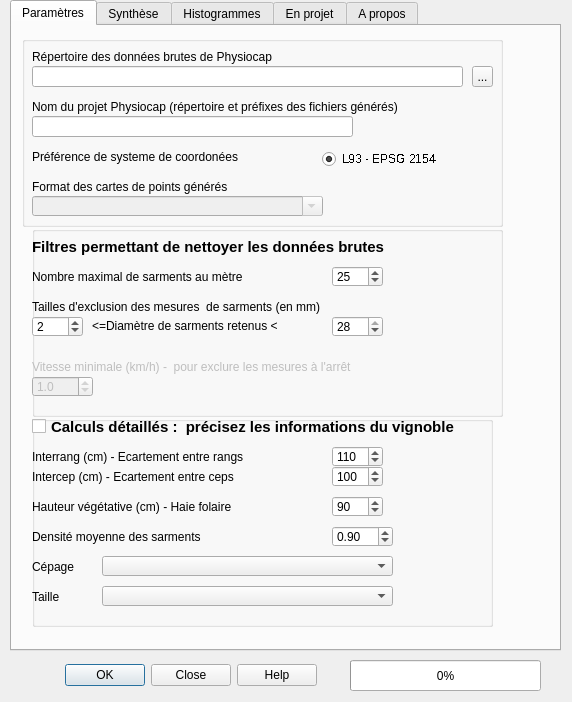
Old version of the form Physiocap_dialog_base.ui in the repository jhemmi/QgisPhysiocapPlugin.
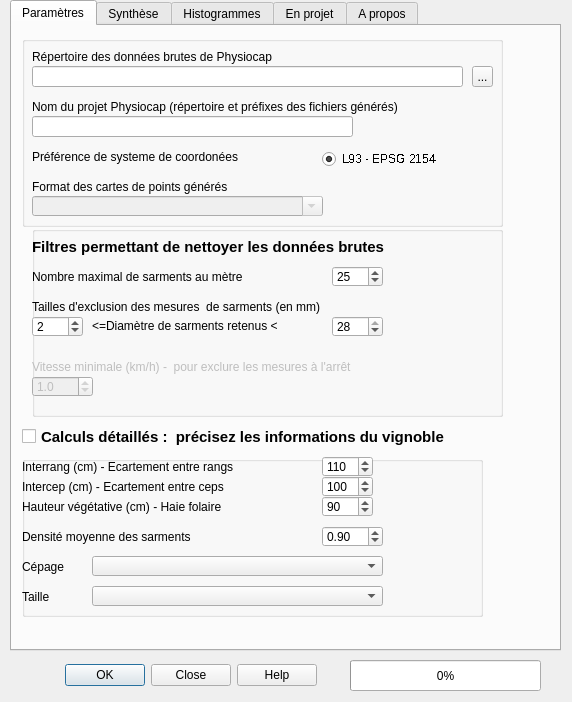
New version of the form.

What changed in the file:
```diff
--- a/Physiocap_dialog_base.ui
+++ b/Physiocap_dialog_base.ui
@@ -66,10 +66,10 @@
      </property>
      <property name="geometry">
       <rect>
-       <x>20</x>
-       <y>390</y>
+       <x>10</x>
+       <y>430</y>
        <width>461</width>
-       <height>211</height>
+       <height>161</height>
       </rect>
      </property>
      <property name="title">
@@ -79,7 +79,7 @@
       <property name="geometry">
        <rect>
         <x>0</x>
-        <y>30</y>
+        <y>0</y>
         <width>281</width>
         <height>21</height>
        </rect>
@@ -92,7 +92,7 @@
       <property name="geometry">
        <rect>
         <x>300</x>
-        <y>30</y>
+        <y>0</y>
         <width>51</width>
         <height>21</height>
        </rect>
@@ -114,7 +114,7 @@
       <property name="geometry">
        <rect>
         <x>0</x>
-        <y>50</y>
+        <y>20</y>
         <width>291</width>
         <height>21</height>
        </rect>
@@ -127,7 +127,7 @@
       <property name="geometry">
        <rect>
         <x>300</x>
-        <y>50</y>
+        <y>20</y>
         <width>51</width>
         <height>21</height>
        </rect>
@@ -149,8 +149,8 @@
       <property name="geometry">
        <rect>
         <x>0</x>
-        <y>80</y>
-        <width>351</width>
+        <y>40</y>
+        <width>291</width>
         <height>21</height>
        </rect>
       </property>
@@ -162,7 +162,7 @@
       <property name="geometry">
        <rect>
         <x>300</x>
-        <y>80</y>
+        <y>40</y>
         <width>51</width>
         <height>21</height>
        </rect>
@@ -184,7 +184,7 @@
       <property name="geometry">
        <rect>
         <x>0</x>
-        <y>110</y>
+        <y>70</y>
         <width>221</width>
         <height>21</height>
        </rect>
@@ -197,7 +197,7 @@
       <property name="geometry">
        <rect>
         <x>300</x>
-        <y>110</y>
+        <y>70</y>
         <width>61</width>
         <height>21</height>
        </rect>
@@ -222,7 +222,7 @@
       <property name="geometry">
        <rect>
         <x>0</x>
-        <y>140</y>
+        <y>100</y>
         <width>81</width>
         <height>21</height>
        </rect>
@@ -235,7 +235,7 @@
       <property name="geometry">
        <rect>
         <x>70</x>
-        <y>140</y>
+        <y>100</y>
         <width>291</width>
         <height>20</height>
        </rect>
@@ -245,7 +245,7 @@
       <property name="geometry">
        <rect>
         <x>70</x>
-        <y>170</y>
+        <y>130</y>
         <width>291</width>
         <height>20</height>
        </rect>
@@ -255,7 +255,7 @@
       <property name="geometry">
        <rect>
         <x>0</x>
-        <y>170</y>
+        <y>130</y>
         <width>81</width>
         <height>21</height>
        </rect>
@@ -443,32 +443,6 @@
        </property>
       </widget>
      </widget>
-     <widget class="QCheckBox" name="checkBoxInfoVignoble">
-      <property name="enabled">
-       <bool>true</bool>
-      </property>
-      <property name="geometry">
-       <rect>
-        <x>0</x>
-        <y>0</y>
-        <width>491</width>
-        <height>21</height>
-       </rect>
-      </property>
-      <property name="font">
-       <font>
-        <pointsize>11</pointsize>
-        <weight>75</weight>
-        <bold>true</bold>
-       </font>
-      </property>
-      <property name="text">
-       <string>Calculs détaillés :  précisez les informations du vignoble    </string>
-      </property>
-      <property name="tristate">
-       <bool>false</bool>
-      </property>
-     </widget>
     </widget>
     <widget class="QGroupBox" name="Filtres">
      <property name="geometry">
@@ -820,6 +794,32 @@
       </property>
      </widget>
     </widget>
+    <widget class="QCheckBox" name="checkBoxInfoVignoble">
+     <property name="enabled">
+      <bool>true</bool>
+     </property>
+     <property name="geometry">
+      <rect>
+       <x>10</x>
+       <y>400</y>
+       <width>491</width>
+       <height>21</height>
+      </rect>
+     </property>
+     <property name="font">
+      <font>
+       <pointsize>11</pointsize>
+       <weight>75</weight>
+       <bold>true</bold>
+      </font>
+     </property>
+     <property name="text">
+      <string>Calculs détaillés :  précisez les informations du vignoble    </string>
+     </property>
+     <property name="tristate">
+      <bool>false</bool>
+     </property>
+    </widget>
    </widget>
    <widget class="QWidget" name="tabSynthese">
     <attribute name="title">
```
